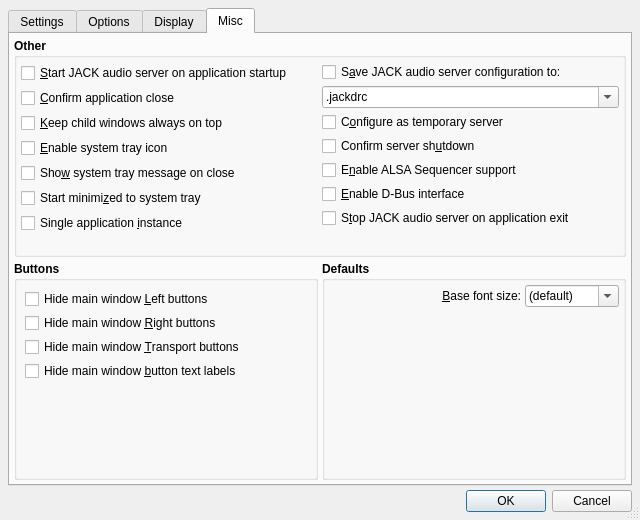
Qt form src/qjackctlSetupForm.ui (rncbc/qjackctl) before a commit.
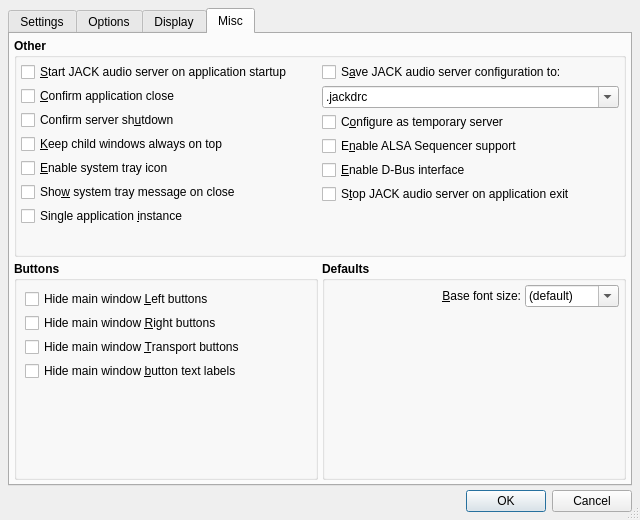
The same form after that commit. The open tabs and pages were chosen to show the change. Icons and pictures are not drawn. Custom widgets are drawn as their Qt base class.

Commit message: - Dropped old "Start minimized to system tray option" from setup.

The edit to the form file:
```diff
--- a/src/qjackctlSetupForm.ui
+++ b/src/qjackctlSetupForm.ui
@@ -3531,6 +3531,22 @@
               </property>
              </widget>
             </item>
+            <item>
+             <widget class="QCheckBox" name="QueryShutdownCheckBox">
+              <property name="font">
+               <font>
+                <weight>50</weight>
+                <bold>false</bold>
+               </font>
+              </property>
+              <property name="toolTip">
+               <string>Whether to ask for confirmation on JACK audio server shutdown</string>
+              </property>
+              <property name="text">
+               <string>Confirm server sh&amp;utdown</string>
+              </property>
+             </widget>
+            </item>
             <item>
              <widget class="QCheckBox" name="KeepOnTopCheckBox">
               <property name="font">
@@ -3580,22 +3596,6 @@
               </property>
              </widget>
             </item>
-            <item>
-             <widget class="QCheckBox" name="StartMinimizedCheckBox">
-              <property name="font">
-               <font>
-                <weight>50</weight>
-                <bold>false</bold>
-               </font>
-              </property>
-              <property name="toolTip">
-               <string>Whether to start minimized to system tray</string>
-              </property>
-              <property name="text">
-               <string>Start minimi&amp;zed to system tray</string>
-              </property>
-             </widget>
-            </item>
             <item>
              <widget class="QCheckBox" name="SingletonCheckBox">
               <property name="font">
@@ -3675,22 +3675,6 @@
               </property>
              </widget>
             </item>
-            <item>
-             <widget class="QCheckBox" name="QueryShutdownCheckBox">
-              <property name="font">
-               <font>
-                <weight>50</weight>
-                <bold>false</bold>
-               </font>
-              </property>
-              <property name="toolTip">
-               <string>Whether to ask for confirmation on JACK audio server shutdown</string>
-              </property>
-              <property name="text">
-               <string>Confirm server sh&amp;utdown</string>
-              </property>
-             </widget>
-            </item>
             <item>
              <widget class="QCheckBox" name="AlsaSeqEnabledCheckBox">
               <property name="font">
```
Left out of the diff: 5 changed lines with no effect on the pictures. The commit also changes 15 other files.
